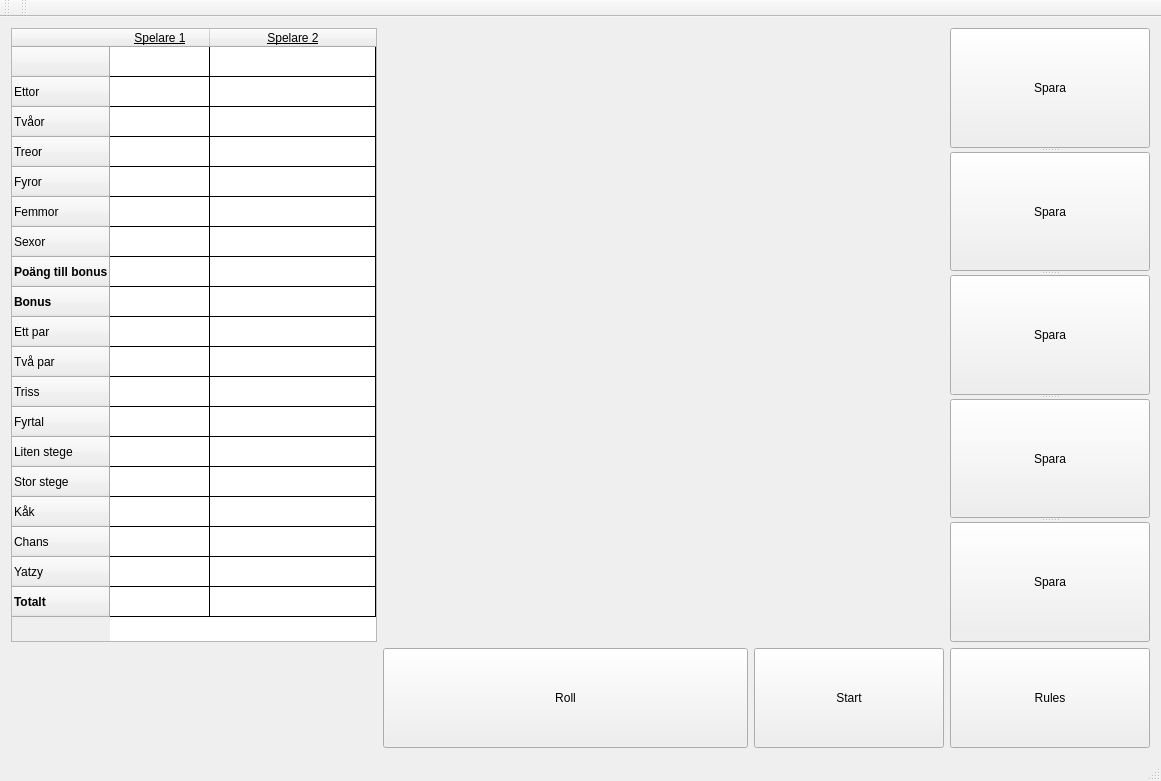
GUI-Programmering-Yatzy-Juli/Yatzy, file Yatzy/Yatzy/mainwindow.ui: the form before one commit.
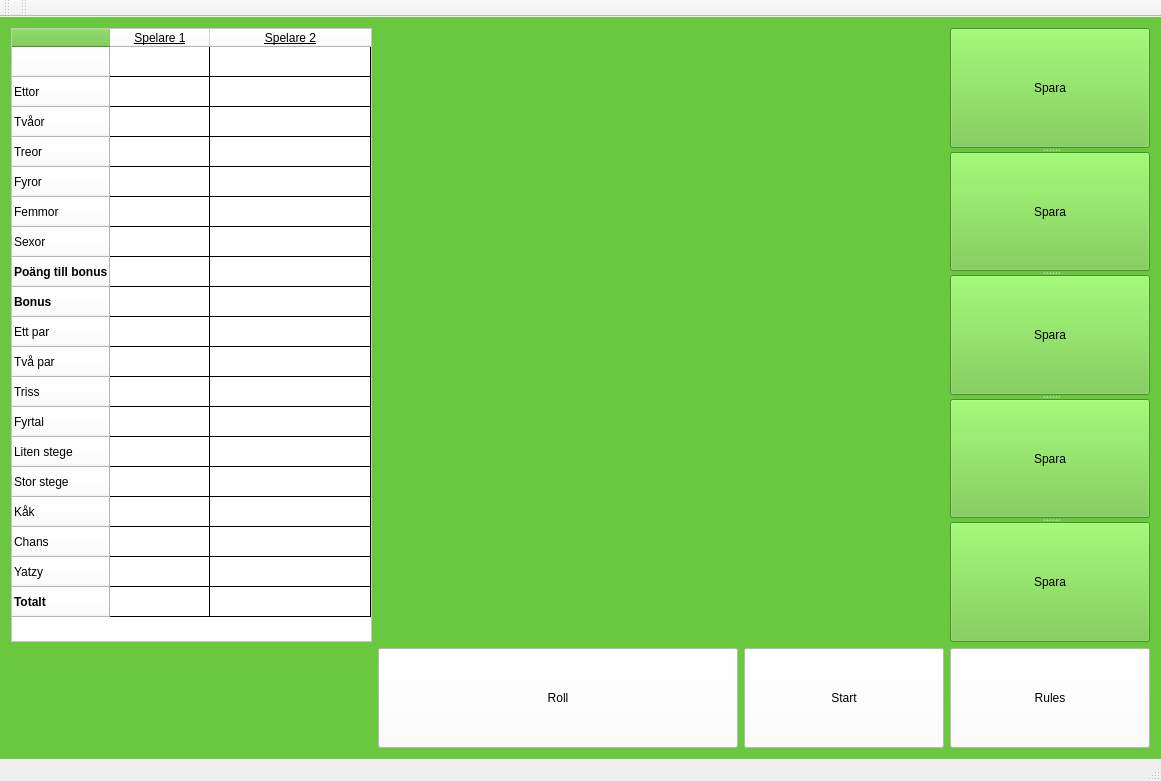
The form after the commit.

Commit message:
ui och sånt
prövade saker med uin och samarbetet med koden till den

What changed in the file:
```diff
--- a/Yatzy/Yatzy/mainwindow.ui
+++ b/Yatzy/Yatzy/mainwindow.ui
@@ -50,9 +50,239 @@
    <property name="autoFillBackground">
     <bool>false</bool>
    </property>
-   <layout class="QVBoxLayout" name="verticalLayout">
-    <item>
+   <property name="styleSheet">
+    <string notr="true">background-color: rgb(106, 200, 62);</string>
+   </property>
      <layout class="QGridLayout" name="gridLayout">
+    <item row="1" column="4">
+     <widget class="QPushButton" name="pushButton_2">
+      <property name="sizePolicy">
+       <sizepolicy hsizetype="MinimumExpanding" vsizetype="MinimumExpanding">
+        <horstretch>0</horstretch>
+        <verstretch>0</verstretch>
+       </sizepolicy>
+      </property>
+      <property name="minimumSize">
+       <size>
+        <width>100</width>
+        <height>100</height>
+       </size>
+      </property>
+      <property name="maximumSize">
+       <size>
+        <width>200</width>
+        <height>100</height>
+       </size>
+      </property>
+      <property name="toolTip">
+       <string notr="true" extracomment="Yahtzee spela och besegra dina vänner">&lt;html&gt;&lt;head/&gt;&lt;body&gt;&lt;p&gt;&lt;span style=&quot; font-size:14pt;&quot;&gt;Yahtzee spel, spela och besegra dina vänner&lt;/span&gt;&lt;/p&gt;&lt;/body&gt;&lt;/html&gt;</string>
+      </property>
+      <property name="toolTipDuration">
+       <number>10</number>
+      </property>
+      <property name="whatsThis">
+       <string>&lt;html&gt;&lt;head/&gt;&lt;body&gt;&lt;p&gt;Yahtzee spel, spela och besegra dina vänner&lt;/p&gt;&lt;/body&gt;&lt;/html&gt;</string>
+      </property>
+      <property name="styleSheet">
+       <string notr="true">border-color: rgb(0, 0, 0);
+background-color: rgb(255, 255, 255);</string>
+      </property>
+      <property name="text">
+       <string>Rules</string>
+      </property>
+      <property name="checkable">
+       <bool>false</bool>
+      </property>
+      <property name="checked">
+       <bool>false</bool>
+      </property>
+      <property name="autoDefault">
+       <bool>false</bool>
+      </property>
+      <property name="default">
+       <bool>false</bool>
+      </property>
+      <property name="flat">
+       <bool>false</bool>
+      </property>
+     </widget>
+    </item>
+    <item row="0" column="4">
+     <widget class="QSplitter" name="splitter">
+      <property name="sizePolicy">
+       <sizepolicy hsizetype="MinimumExpanding" vsizetype="MinimumExpanding">
+        <horstretch>0</horstretch>
+        <verstretch>0</verstretch>
+       </sizepolicy>
+      </property>
+      <property name="minimumSize">
+       <size>
+        <width>100</width>
+        <height>100</height>
+       </size>
+      </property>
+      <property name="maximumSize">
+       <size>
+        <width>200</width>
+        <height>1020</height>
+       </size>
+      </property>
+      <property name="autoFillBackground">
+       <bool>false</bool>
+      </property>
+      <property name="styleSheet">
+       <string notr="true"/>
+      </property>
+      <property name="orientation">
+       <enum>Qt::Vertical</enum>
+      </property>
+      <widget class="QPushButton" name="pushButton_7">
+       <property name="sizePolicy">
+        <sizepolicy hsizetype="MinimumExpanding" vsizetype="MinimumExpanding">
+         <horstretch>0</horstretch>
+         <verstretch>0</verstretch>
+        </sizepolicy>
+       </property>
+       <property name="minimumSize">
+        <size>
+         <width>100</width>
+         <height>100</height>
+        </size>
+       </property>
+       <property name="maximumSize">
+        <size>
+         <width>200</width>
+         <height>200</height>
+        </size>
+       </property>
+       <property name="styleSheet">
+        <string notr="true">border-color: rgb(0, 0, 0);</string>
+       </property>
+       <property name="text">
+        <string>Spara</string>
+       </property>
+       <property name="checkable">
+        <bool>true</bool>
+       </property>
+      </widget>
+      <widget class="QPushButton" name="pushButton">
+       <property name="sizePolicy">
+        <sizepolicy hsizetype="MinimumExpanding" vsizetype="MinimumExpanding">
+         <horstretch>0</horstretch>
+         <verstretch>0</verstretch>
+        </sizepolicy>
+       </property>
+       <property name="minimumSize">
+        <size>
+         <width>100</width>
+         <height>100</height>
+        </size>
+       </property>
+       <property name="maximumSize">
+        <size>
+         <width>200</width>
+         <height>200</height>
+        </size>
+       </property>
+       <property name="styleSheet">
+        <string notr="true">border-color: rgb(0, 0, 0);</string>
+       </property>
+       <property name="text">
+        <string>Spara</string>
+       </property>
+       <property name="checkable">
+        <bool>true</bool>
+       </property>
+      </widget>
+      <widget class="QPushButton" name="pushButton_9">
+       <property name="sizePolicy">
+        <sizepolicy hsizetype="MinimumExpanding" vsizetype="MinimumExpanding">
+         <horstretch>0</horstretch>
+         <verstretch>0</verstretch>
+        </sizepolicy>
+       </property>
+       <property name="minimumSize">
+        <size>
+         <width>100</width>
+         <height>100</height>
+        </size>
+       </property>
+       <property name="maximumSize">
+        <size>
+         <width>200</width>
+         <height>200</height>
+        </size>
+       </property>
+       <property name="styleSheet">
+        <string notr="true">border-color: rgb(0, 0, 0);</string>
+       </property>
+       <property name="text">
+        <string>Spara</string>
+       </property>
+       <property name="checkable">
+        <bool>true</bool>
+       </property>
+      </widget>
+      <widget class="QPushButton" name="pushButton_8">
+       <property name="sizePolicy">
+        <sizepolicy hsizetype="MinimumExpanding" vsizetype="MinimumExpanding">
+         <horstretch>0</horstretch>
+         <verstretch>0</verstretch>
+        </sizepolicy>
+       </property>
+       <property name="minimumSize">
+        <size>
+         <width>100</width>
+         <height>100</height>
+        </size>
+       </property>
+       <property name="maximumSize">
+        <size>
+         <width>200</width>
+         <height>200</height>
+        </size>
+       </property>
+       <property name="styleSheet">
+        <string notr="true">border-color: rgb(0, 0, 0);</string>
+       </property>
+       <property name="text">
+        <string>Spara</string>
+       </property>
+       <property name="checkable">
+        <bool>true</bool>
+       </property>
+      </widget>
+      <widget class="QPushButton" name="pushButton_6">
+       <property name="sizePolicy">
+        <sizepolicy hsizetype="MinimumExpanding" vsizetype="MinimumExpanding">
+         <horstretch>0</horstretch>
+         <verstretch>0</verstretch>
+        </sizepolicy>
+       </property>
+       <property name="minimumSize">
+        <size>
+         <width>100</width>
+         <height>100</height>
+        </size>
+       </property>
+       <property name="maximumSize">
+        <size>
+         <width>200</width>
+         <height>200</height>
+        </size>
+       </property>
+       <property name="styleSheet">
+        <string notr="true">border-color: rgb(0, 0, 0);</string>
+       </property>
+       <property name="text">
+        <string>Spara</string>
+       </property>
+       <property name="checkable">
+        <bool>true</bool>
+       </property>
+      </widget>
+     </widget>
+    </item>
       <item row="0" column="0">
        <widget class="QTableWidget" name="tableWidget">
         <property name="enabled">
@@ -111,7 +341,8 @@
          <bool>false</bool>
         </property>
         <property name="styleSheet">
-         <string notr="true">gridline-color: qconicalgradient(cx:0.5, cy:0.5, angle:0, stop:0 rgba(255, 255, 255, 255), stop:0.373979 rgba(255, 255, 255, 255), stop:0.373991 rgba(33, 30, 255, 255), stop:0.624018 rgba(33, 30, 255, 255), stop:0.624043 rgba(255, 0, 0, 255), stop:1 rgba(255, 0, 0, 255));</string>
+       <string notr="true">gridline-color: qconicalgradient(cx:0.5, cy:0.5, angle:0, stop:0 rgba(255, 255, 255, 255), stop:0.373979 rgba(255, 255, 255, 255), stop:0.373991 rgba(33, 30, 255, 255), stop:0.624018 rgba(33, 30, 255, 255), stop:0.624043 rgba(255, 0, 0, 255), stop:1 rgba(255, 0, 0, 255));
+background-color: rgb(255, 255, 255);</string>
         </property>
         <property name="inputMethodHints">
          <set>Qt::ImhNone</set>
@@ -410,14 +641,16 @@
          <enum>Qt::RightToLeft</enum>
         </property>
         <property name="styleSheet">
-         <string notr="true">font: 22pt &quot;Adobe Fangsong Std R&quot;;</string>
+       <string notr="true">font: 22pt &quot;Adobe Fangsong Std R&quot;;
+border-color: rgb(0, 0, 0);
+background-color: rgb(255, 255, 255);</string>
         </property>
         <property name="text">
          <string>Roll</string>
         </property>
        </widget>
       </item>
-      <item row="1" column="2">
+    <item row="1" column="3">
        <widget class="QPushButton" name="btn_roll_2">
         <property name="sizePolicy">
          <sizepolicy hsizetype="MinimumExpanding" vsizetype="MinimumExpanding">
@@ -433,242 +666,20 @@
         </property>
         <property name="maximumSize">
          <size>
-          <width>190</width>
+        <width>200</width>
           <height>100</height>
          </size>
         </property>
         <property name="styleSheet">
-         <string notr="true">font: 22pt &quot;Adobe Fangsong Std R&quot;;</string>
+       <string notr="true">font: 22pt &quot;Adobe Fangsong Std R&quot;;
+border-color: rgb(0, 0, 0);
+background-color: rgb(255, 255, 255);</string>
         </property>
         <property name="text">
          <string>Start</string>
         </property>
        </widget>
       </item>
-      <item row="1" column="3">
-       <widget class="QPushButton" name="pushButton_2">
-        <property name="sizePolicy">
-         <sizepolicy hsizetype="MinimumExpanding" vsizetype="MinimumExpanding">
-          <horstretch>0</horstretch>
-          <verstretch>0</verstretch>
-         </sizepolicy>
-        </property>
-        <property name="minimumSize">
-         <size>
-          <width>100</width>
-          <height>44</height>
-         </size>
-        </property>
-        <property name="maximumSize">
-         <size>
-          <width>200</width>
-          <height>100</height>
-         </size>
-        </property>
-        <property name="toolTip">
-         <string notr="true" extracomment="Yahtzee spela och besegra dina vänner">&lt;html&gt;&lt;head/&gt;&lt;body&gt;&lt;p&gt;&lt;span style=&quot; font-size:14pt;&quot;&gt;Yahtzee spel, spela och besegra dina vänner&lt;/span&gt;&lt;/p&gt;&lt;/body&gt;&lt;/html&gt;</string>
-        </property>
-        <property name="toolTipDuration">
-         <number>10</number>
-        </property>
-        <property name="whatsThis">
-         <string>&lt;html&gt;&lt;head/&gt;&lt;body&gt;&lt;p&gt;Yahtzee spel, spela och besegra dina vänner&lt;/p&gt;&lt;/body&gt;&lt;/html&gt;</string>
-        </property>
-        <property name="text">
-         <string>Rules</string>
-        </property>
-        <property name="checkable">
-         <bool>false</bool>
-        </property>
-        <property name="checked">
-         <bool>false</bool>
-        </property>
-        <property name="autoDefault">
-         <bool>false</bool>
-        </property>
-        <property name="default">
-         <bool>false</bool>
-        </property>
-        <property name="flat">
-         <bool>false</bool>
-        </property>
-       </widget>
-      </item>
-      <item row="0" column="3">
-       <widget class="QSplitter" name="splitter">
-        <property name="sizePolicy">
-         <sizepolicy hsizetype="MinimumExpanding" vsizetype="MinimumExpanding">
-          <horstretch>0</horstretch>
-          <verstretch>0</verstretch>
-         </sizepolicy>
-        </property>
-        <property name="minimumSize">
-         <size>
-          <width>100</width>
-          <height>595</height>
-         </size>
-        </property>
-        <property name="maximumSize">
-         <size>
-          <width>200</width>
-          <height>870</height>
-         </size>
-        </property>
-        <property name="autoFillBackground">
-         <bool>false</bool>
-        </property>
-        <property name="styleSheet">
-         <string notr="true"/>
-        </property>
-        <property name="orientation">
-         <enum>Qt::Vertical</enum>
-        </property>
-        <widget class="QPushButton" name="pushButton_8">
-         <property name="sizePolicy">
-          <sizepolicy hsizetype="MinimumExpanding" vsizetype="MinimumExpanding">
-           <horstretch>0</horstretch>
-           <verstretch>0</verstretch>
-          </sizepolicy>
-         </property>
-         <property name="minimumSize">
-          <size>
-           <width>100</width>
-           <height>115</height>
-          </size>
-         </property>
-         <property name="maximumSize">
-          <size>
-           <width>200</width>
-           <height>170</height>
-          </size>
-         </property>
-         <property name="styleSheet">
-          <string notr="true"/>
-         </property>
-         <property name="text">
-          <string>Spara</string>
-         </property>
-         <property name="checkable">
-          <bool>true</bool>
-         </property>
-        </widget>
-        <widget class="QPushButton" name="pushButton_7">
-         <property name="sizePolicy">
-          <sizepolicy hsizetype="MinimumExpanding" vsizetype="MinimumExpanding">
-           <horstretch>0</horstretch>
-           <verstretch>0</verstretch>
-          </sizepolicy>
-         </property>
-         <property name="minimumSize">
-          <size>
-           <width>100</width>
-           <height>115</height>
-          </size>
-         </property>
-         <property name="maximumSize">
-          <size>
-           <width>200</width>
-           <height>170</height>
-          </size>
-         </property>
-         <property name="styleSheet">
-          <string notr="true"/>
-         </property>
-         <property name="text">
-          <string>Spara</string>
-         </property>
-         <property name="checkable">
-          <bool>true</bool>
-         </property>
-        </widget>
-        <widget class="QPushButton" name="pushButton_9">
-         <property name="sizePolicy">
-          <sizepolicy hsizetype="MinimumExpanding" vsizetype="MinimumExpanding">
-           <horstretch>0</horstretch>
-           <verstretch>0</verstretch>
-          </sizepolicy>
-         </property>
-         <property name="minimumSize">
-          <size>
-           <width>100</width>
-           <height>115</height>
-          </size>
-         </property>
-         <property name="maximumSize">
-          <size>
-           <width>200</width>
-           <height>170</height>
-          </size>
-         </property>
-         <property name="styleSheet">
-          <string notr="true"/>
-         </property>
-         <property name="text">
-          <string>Spara</string>
-         </property>
-         <property name="checkable">
-          <bool>true</bool>
-         </property>
-        </widget>
-        <widget class="QPushButton" name="pushButton_6">
-         <property name="sizePolicy">
-          <sizepolicy hsizetype="MinimumExpanding" vsizetype="MinimumExpanding">
-           <horstretch>0</horstretch>
-           <verstretch>0</verstretch>
-          </sizepolicy>
-         </property>
-         <property name="minimumSize">
-          <size>
-           <width>100</width>
-           <height>115</height>
-          </size>
-         </property>
-         <property name="maximumSize">
-          <size>
-           <width>200</width>
-           <height>170</height>
-          </size>
-         </property>
-         <property name="text">
-          <string>Spara</string>
-         </property>
-         <property name="checkable">
-          <bool>true</bool>
-         </property>
-        </widget>
-        <widget class="QPushButton" name="pushButton">
-         <property name="sizePolicy">
-          <sizepolicy hsizetype="MinimumExpanding" vsizetype="MinimumExpanding">
-           <horstretch>0</horstretch>
-           <verstretch>0</verstretch>
-          </sizepolicy>
-         </property>
-         <property name="minimumSize">
-          <size>
-           <width>100</width>
-           <height>115</height>
-          </size>
-         </property>
-         <property name="maximumSize">
-          <size>
-           <width>200</width>
-           <height>170</height>
-          </size>
-         </property>
-         <property name="styleSheet">
-          <string notr="true"/>
-         </property>
-         <property name="text">
-          <string>Spara</string>
-         </property>
-         <property name="checkable">
-          <bool>true</bool>
-         </property>
-        </widget>
-       </widget>
-      </item>
-     </layout>
-    </item>
    </layout>
   </widget>
   <widget class="QMenuBar" name="menuBar">
```
Left out of the diff: 1 changed line with no effect on the pictures. Lines whose indentation alone changed are shown as unchanged. The commit also changes 3 other files.
